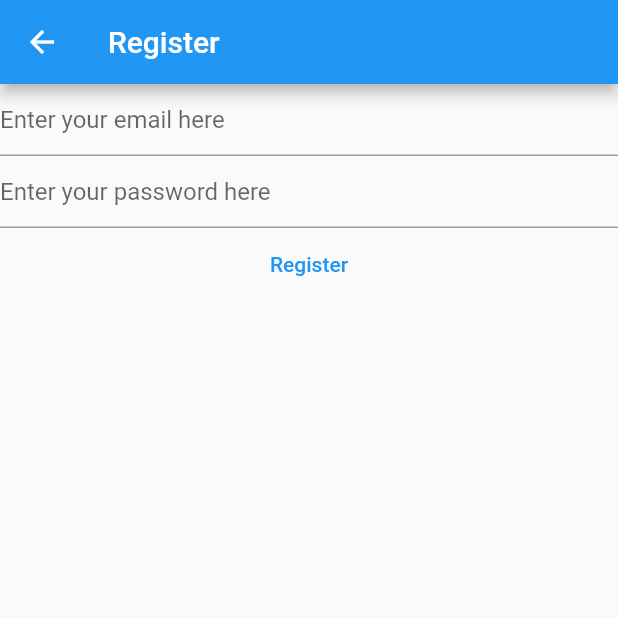
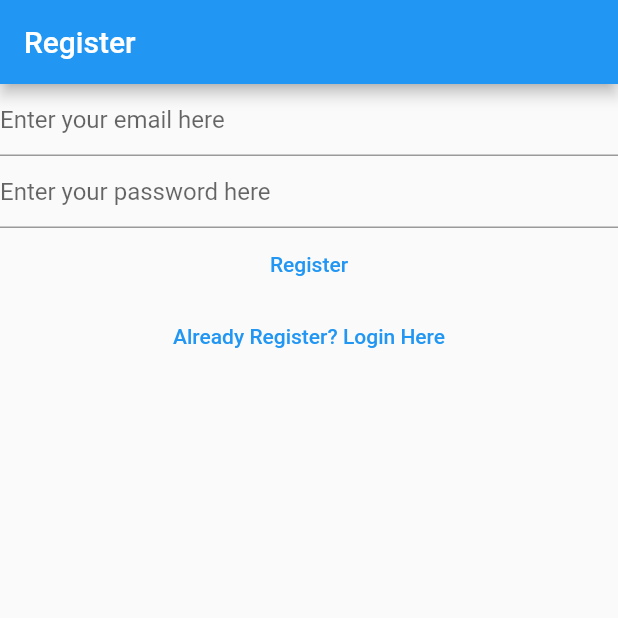
Before and after one commit to MohammedImdadS/mynotes, a Flutter app: the RegisterView screen opened directly, on a phone screen of 412 x 824 dp, the top half of it. Run offline on Flutter 3.47's test engine with Material 2 defaults, Android fonts, the phone set to English and light mode, and no system bars; our stand-ins replace firebase_auth, firebase_core; missing offline and left inert: dart:js; accounts and stored records are empty.

Commit message:
second-commit

```diff
--- a/lib/views/register_view.dart
+++ b/lib/views/register_view.dart
@@ -1,8 +1,8 @@
 import 'package:firebase_auth/firebase_auth.dart';
-import 'package:firebase_core/firebase_core.dart';
+// import 'package:firebase_core/firebase_core.dart';
 import 'package:flutter/material.dart';
 
-import '../firebase_options.dart';
+// import '../firebase_options.dart';
 
 class RegisterView extends StatefulWidget {
   const RegisterView({super.key});
@@ -21,71 +21,62 @@
     _password = TextEditingController();
     super.initState();
   }
+
   @override
   void dispose() {
     _email.dispose();
     _password.dispose();
     super.dispose();
   }
+
   @override
   Widget build(BuildContext context) {
     return Scaffold(
       appBar: AppBar(title: const Text("Register")),
-      body: FutureBuilder(
-        future: Firebase.initializeApp(
-                  options: DefaultFirebaseOptions.currentPlatform,
-                ),
-        builder: (context, snapshot) {
-          switch(snapshot.connectionState){
-            case ConnectionState.done:
-            return Column(
+      body: Column(
         children: [
           TextField(
             controller: _email,
             keyboardType: TextInputType.emailAddress,
-                  decoration: const InputDecoration(
-                    hintText: 'Enter your email here'
-                  ),
+            decoration:
+                const InputDecoration(hintText: 'Enter your email here'),
           ),
           TextField(
             controller: _password,
             obscureText: true,
             enableSuggestions: false,
             autocorrect: false,
-                decoration: const InputDecoration(
-                  hintText: 'Enter your password here'
-                ),
+            decoration:
+                const InputDecoration(hintText: 'Enter your password here'),
           ),
           TextButton(
-                onPressed: () async{
+            onPressed: () async {
               final email = _email.text;
               final password = _password.text;
-                  try{
-                    final userCredential = await FirebaseAuth.instance.createUserWithEmailAndPassword(
-                      email: email,
-                      password: password
-                    );
+              try {
+                final userCredential = await FirebaseAuth.instance
+                    .createUserWithEmailAndPassword(
+                        email: email, password: password);
                 print(userCredential);
-                  } on FirebaseAuthException catch(e){
-                    if (e.code == "week-password"){
+              } on FirebaseAuthException catch (e) {
+                if (e.code == "week-password") {
                   print("Week Password");
-                    }else if(e.code == 'email-already-in-use'){
+                } else if (e.code == 'email-already-in-use') {
                   print("Email already in use");
-                    }else if(e.code == 'invalid-email'){
+                } else if (e.code == 'invalid-email') {
                   print("Invalid Email");
                 }
               }
-
-
             },
             child: const Text("Register"),
           ),
+          TextButton(
+              onPressed: () {
+                Navigator.of(context)
+                    .pushNamedAndRemoveUntil("/login/", (route) => false);
+              },
+              child: const Text("Already Register? Login Here"))
         ],
-            );
-            default:
-            return const Text("Loading...");
-          }
-        },
       ),
     );
   }
```
Also changed, not shown: lib/main.dart (+17 -12 lines), lib/views/login_view.dart (+22 -35 lines), lib/views/verify_email_view.dart (added, +32 -0 lines). Lines whose indentation alone changed are shown as unchanged.
